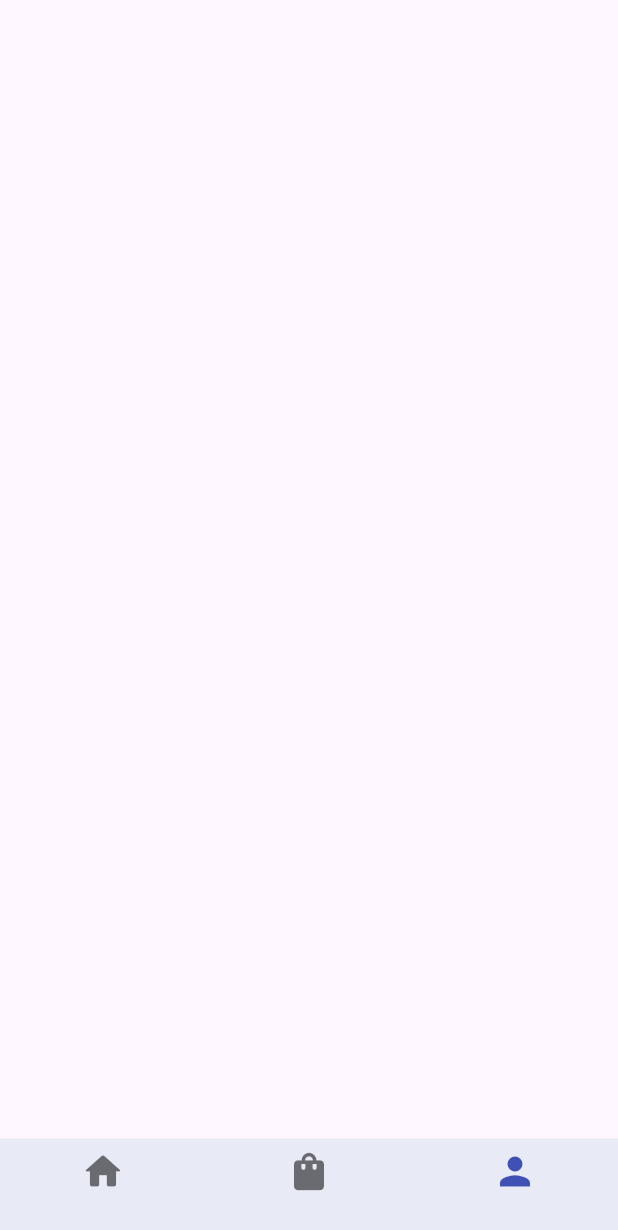
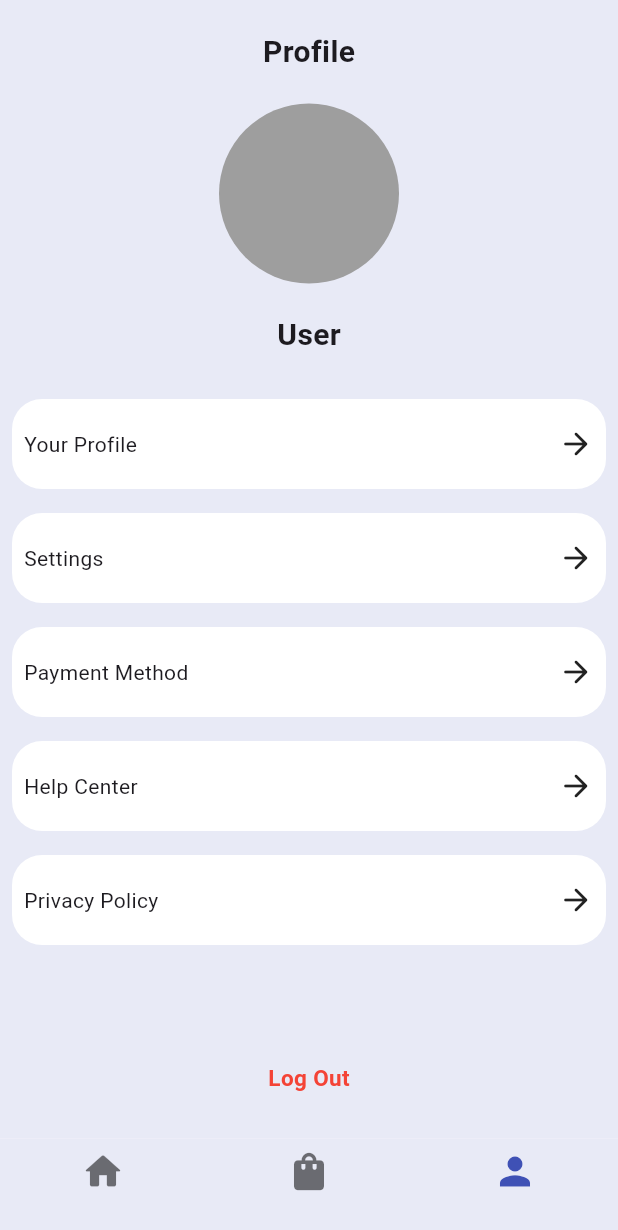
Before and after one commit to raytembo/store, a Flutter app: the screen it shows after launch, item 3 of the bottom bar chosen, on a phone screen of 412 x 824 dp. Shown: the top 1230 px of the screen. Run offline on Flutter 3.47's test engine with Material 3 defaults, Android fonts, the phone set to English and light mode, and no system bars; our stand-ins replace supabase_flutter; accounts and stored records are empty.

Commit message:
started the profile screen

```diff
--- /dev/null
+++ b/lib/components/profile_buttons.dart
@@ -0,0 +1,32 @@
+import 'package:flutter/material.dart';
+
+class ProfileButtons extends StatelessWidget {
+  ProfileButtons({super.key, required this.buttonText, required this.onTap});
+  String buttonText;
+  final onTap;
+
+  @override
+  Widget build(BuildContext context) {
+    return GestureDetector(
+      onTap: onTap,
+      child: ClipRRect(
+      borderRadius:BorderRadius.circular(20) ,
+        child: Container(
+          width: 350,
+          height: 60,
+          color: Colors.white,
+          child: Padding(
+            padding: const EdgeInsets.all(8.0),
+            child: Row(
+              mainAxisAlignment: MainAxisAlignment.spaceBetween,
+              children: [
+                Text(buttonText),
+                const Icon(Icons.arrow_forward_rounded)
+              ],
+            ),
+          ),
+        ),
+      ),
+    );
+  }
+}
--- /dev/null
+++ b/lib/components/profile_pic.dart
@@ -0,0 +1,14 @@
+import 'package:flutter/material.dart';
+
+class ProfilePic extends StatelessWidget {
+  const ProfilePic({super.key});
+
+  @override
+  Widget build(BuildContext context) {
+    return const CircleAvatar(
+      backgroundColor: Colors.grey,
+      radius: 60,
+
+    );
+  }
+}
--- a/lib/screens/profile.dart
+++ b/lib/screens/profile.dart
@@ -1,4 +1,7 @@
 import 'package:flutter/material.dart';
+import 'package:store/components/profile_buttons.dart';
+import 'package:store/components/profile_pic.dart';
+import 'package:store/screens/home.dart';
 
 
 class ProfileScreen extends StatelessWidget {
@@ -6,7 +9,46 @@ class ProfileScreen extends StatelessWidget {
 
   @override
   Widget build(BuildContext context) {
-    return const Scaffold(
+    List settingsName=[
+      "Your Profile",
+      "Settings",
+      "Payment Method",
+      "Help Center",
+      "Privacy Policy",
+    ];
+    return Scaffold(
+      backgroundColor: Colors.indigo[50],
+      body: SafeArea(
+        child: Column(
+          children: [
+            const SizedBox(height: 20,),
+            const Center(child: Text("Profile",style: TextStyle(fontWeight: FontWeight.bold, fontSize:20),)),
+            const SizedBox(height: 20,),
+            const ProfilePic(),
+            const SizedBox(height: 20,),
+            const Text("User",style: TextStyle(fontWeight: FontWeight.w600, fontSize:20)),
+            const SizedBox(height: 20,),
+            SizedBox(
+              height: 400,
+              child: ListView.builder(
+                itemCount: settingsName.length,
+                  itemBuilder: (context, index){
+                return Padding(
+                  padding: const EdgeInsets.all(8.0),
+                  child: ProfileButtons(buttonText: settingsName[index], onTap: (){
+                    Navigator.push(
+                      context,
+                      MaterialPageRoute(builder: (context) => const HomeScreen()),
+                    );
+                  }),
+                );
+              })
+            ),
+            const SizedBox(height: 50,),
+            const Text("Log Out", style: TextStyle(color: Colors.red, fontWeight: FontWeight.bold, fontSize: 15),)
+          ],
+        ),
+      ),
     );
   }
 }
```
